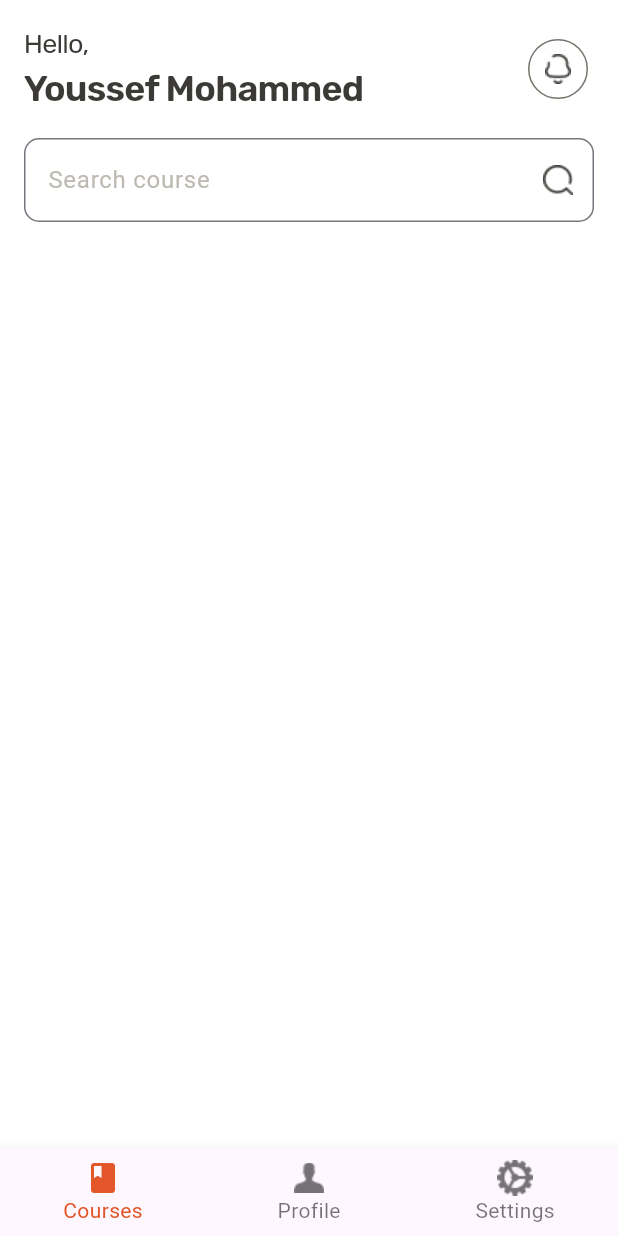
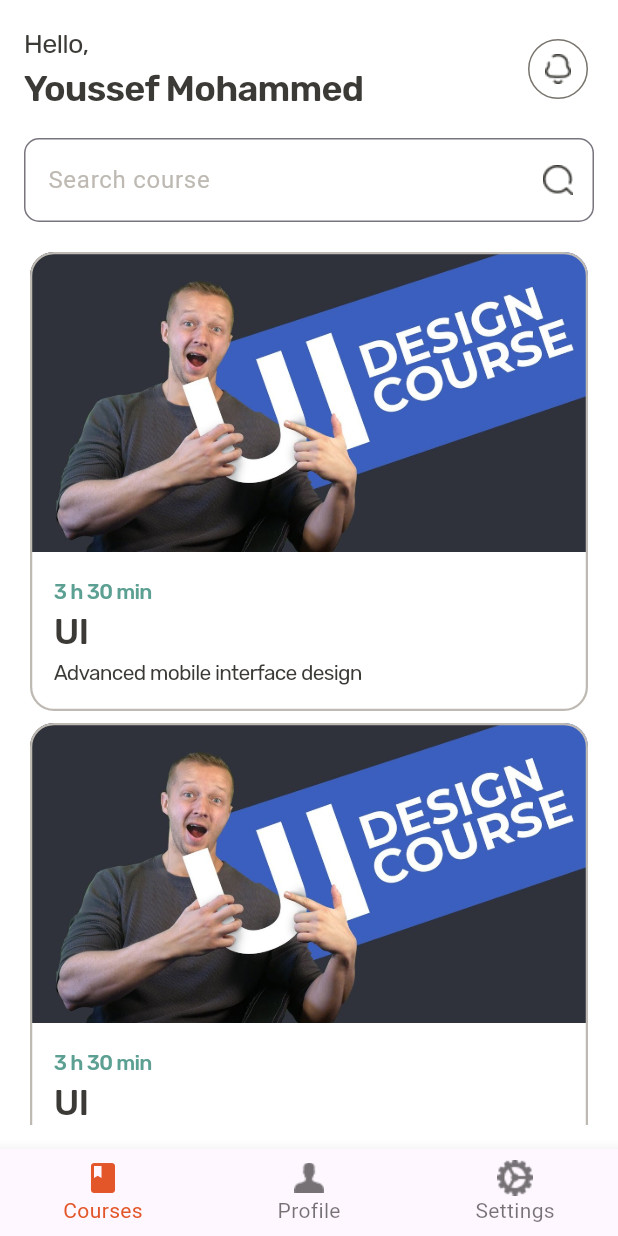
Before and after one commit to YoussefmSaber/coders_oasis, a Flutter app: the screen it shows after launch, on a phone screen of 412 x 824 dp. Run offline on Flutter 3.47's test engine with Material 2 defaults, Android fonts, the phone set to English and light mode, and no system bars; our stand-ins replace bloc, flutter_bloc, google_fonts, hexcolor, shared_preferences, smooth_page_indicator.

Commit message:
Created the courseItem in the courses tab

```diff
--- a/lib/main.dart
+++ b/lib/main.dart
@@ -6,20 +6,15 @@ import 'package:coders_oasis/shared/cubit/onboarding_cubit/onboarding_cubit.dart
 import 'package:coders_oasis/shared/cubit/onboarding_cubit/onboarding_states.dart';
 import 'package:coders_oasis/shared/cubit/settings-cubit/settings_cubit.dart';
 import 'package:coders_oasis/shared/network/local/cahce_helper.dart';
-import 'package:firebase_core/firebase_core.dart';
 import 'package:flutter/material.dart';
 import 'package:flutter_bloc/flutter_bloc.dart';
 
-import 'firebase_options.dart';
 import 'layout/app-layout/app_layout.dart';
 
 void main() async {
   WidgetsFlutterBinding.ensureInitialized();
   Bloc.observer = MyBlocObserver();
   await CacheHelper.init();
-  await Firebase.initializeApp(
-    options: DefaultFirebaseOptions.currentPlatform,
-  );
   var onBoarding = CacheHelper.getData(key: 'onBoarding') ?? false;
   runApp(MyApp(onBoarding));
 }
--- a/lib/screens/app-screens/courses-screen/courses_screen.dart
+++ b/lib/screens/app-screens/courses-screen/courses_screen.dart
@@ -28,28 +28,32 @@ class CoursesScreen extends StatelessWidget {
                           letterSpacing: -0.5,
                           fontSize: 18),
                     ),
-                    Text("Youssef Mohammed",
+                    Text(
+                      "Youssef Mohammed",
                       style: GoogleFonts.rubik(
                           fontWeight: FontWeight.w600,
                           color: darkFont,
                           letterSpacing: -0.5,
-                          fontSize: 24),)
+                          fontSize: 24),
+                    )
                   ],
                 ),
                 const Spacer(),
-                notificationButton(onTap: (){})
+                notificationButton(onTap: () {})
               ],
             ),
-            const SizedBox(height: 16,),
+            const SizedBox(
+              height: 16,
+            ),
             TextField(
               cursorColor: defaultColor,
               decoration: InputDecoration(
                 floatingLabelStyle: TextStyle(color: defaultColor),
                 labelText: "Search course",
-                labelStyle: TextStyle(
-                  color: gray
+                labelStyle: TextStyle(color: gray),
+                suffixIcon: Image(
+                  image: AssetImage("assets/images/icons/search-icon.png"),
                 ),
-                suffixIcon: Image(image: AssetImage("assets/images/icons/search-icon.png"),),
                 border: OutlineInputBorder(
                   borderSide: BorderSide(
                     width: 1.5,
@@ -65,6 +69,19 @@ class CoursesScreen extends StatelessWidget {
                   borderRadius: BorderRadius.circular(10),
                 ),
               ),
+            ),
+            const SizedBox(
+              height: 16,
+            ),
+            Expanded(
+              child: ListView.builder(
+                  itemCount: 3,
+                  physics: const BouncingScrollPhysics(
+                      decelerationRate: ScrollDecelerationRate.normal),
+                  itemBuilder: (context, index) => courseItem(
+                      duration: "3 h 30 min",
+                      courseTitle: "UI",
+                      courseDescription: "Advanced mobile interface design")),
             )
           ],
         ),
--- a/lib/screens/app-screens/profile-screen/profile_screen.dart
+++ b/lib/screens/app-screens/profile-screen/profile_screen.dart
@@ -61,14 +61,14 @@ class ProfileScreen extends StatelessWidget {
                     splashFactory: InkSplash.splashFactory,
                     overlayColor: MaterialStateProperty.resolveWith((state) {
                       if (state.contains(MaterialState.pressed)) {
-                        return secondaryColorTransparent;
+                        return errorColorTransparent;
                       }
                       return null;
                     })),
                 onPressed: () {},
                 child: Text(
                   "Log out",
-                  style: GoogleFonts.rubik(color: darkGray, fontSize: 14),
+                  style: GoogleFonts.rubik(color: errorColor, fontSize: 14),
                 ))
           ],
         ),
--- a/lib/shared/components/components.dart
+++ b/lib/shared/components/components.dart
@@ -417,6 +417,71 @@ Widget profileItem({required String label}) => Card(
       ),
     );
 
+Widget courseItem(
+        {required String duration,
+        required String courseTitle,
+        required String courseDescription}) =>
+    Card(
+      shape: RoundedRectangleBorder(
+          side: BorderSide(width: 1.5, color: gray),
+          borderRadius: BorderRadius.circular(16)),
+      elevation: 0,
+      surfaceTintColor: Colors.black,
+      child: Column(
+        crossAxisAlignment: CrossAxisAlignment.start,
+        children: [
+          ClipRRect(
+            borderRadius: const BorderRadius.only(
+                topLeft: Radius.circular(16), topRight: Radius.circular(16)),
+            child: SizedBox(
+              height: 200,
+              width: double.infinity,
+              child: Image.asset(
+                "assets/images/images/ui-course.jpg",
+                fit: BoxFit.cover,
+              ),
+            ),
+          ),
+          Container(
+            color: Colors.white,
+            width: double.infinity,
+            child: Padding(
+              padding: const EdgeInsets.all(16.0),
+              child: Column(
+                crossAxisAlignment: CrossAxisAlignment.start,
+                children: [
+                  Text(
+                    duration,
+                    style: GoogleFonts.rubik(
+                        color: successColor,
+                        letterSpacing: -0.5,
+                        fontWeight: FontWeight.w500,
+                        fontSize: 14),
+                  ),
+                  Text(
+                    courseTitle,
+                    style: GoogleFonts.rubik(
+                        color: darkFont,
+                        letterSpacing: -0.5,
+                        fontWeight: FontWeight.w500,
+                        fontSize: 24),
+                  ),
+                  Text(
+                    courseDescription,
+                    style: GoogleFonts.rubik(
+                        color: darkFont,
+                        letterSpacing: -0.5,
+                        fontWeight: FontWeight.w400,
+                        fontSize: 14),
+                  ),
+                ],
+              ),
+            ),
+          ),
+        ],
+      ),
+    );
+
 void navigateTo(context, widget) => Navigator.push(
     context,
     MaterialPageRoute(
--- a/lib/shared/components/constants.dart
+++ b/lib/shared/components/constants.dart
@@ -13,5 +13,10 @@ Color gray = HexColor("BEBAB3");
 Color lightGray = HexColor("F8F2EE");
 
 Color successColor = HexColor("5BA092");
+Color successColorTransparent = const Color.fromRGBO(91, 160, 146, 0.2);
+
 Color errorColor = HexColor("EF4949");
+Color errorColorTransparent = const Color.fromRGBO(239, 73, 73, 0.2);
+
 Color warningColor = HexColor("F2A03F");
+Color warningColorTransparent = const Color.fromRGBO(242, 160, 63, 0.2);
--- a/pubspec.yaml
+++ b/pubspec.yaml
@@ -44,9 +44,6 @@ dependencies:
   shared_preferences: ^2.2.0
   smooth_page_indicator: ^1.1.0
   conditional_builder_null_safety: ^0.0.6
-  firebase_core: ^2.15.0
-  firebase_auth: ^4.7.2
-  firebase_storage: ^11.2.5
   flutter_svg: ^2.0.7
   google_fonts: ^5.1.0
 
```
Also changed, not shown: assets/images/images/ui-course.jpg (added), lib/firebase_options.dart (deleted), pubspec.lock.
